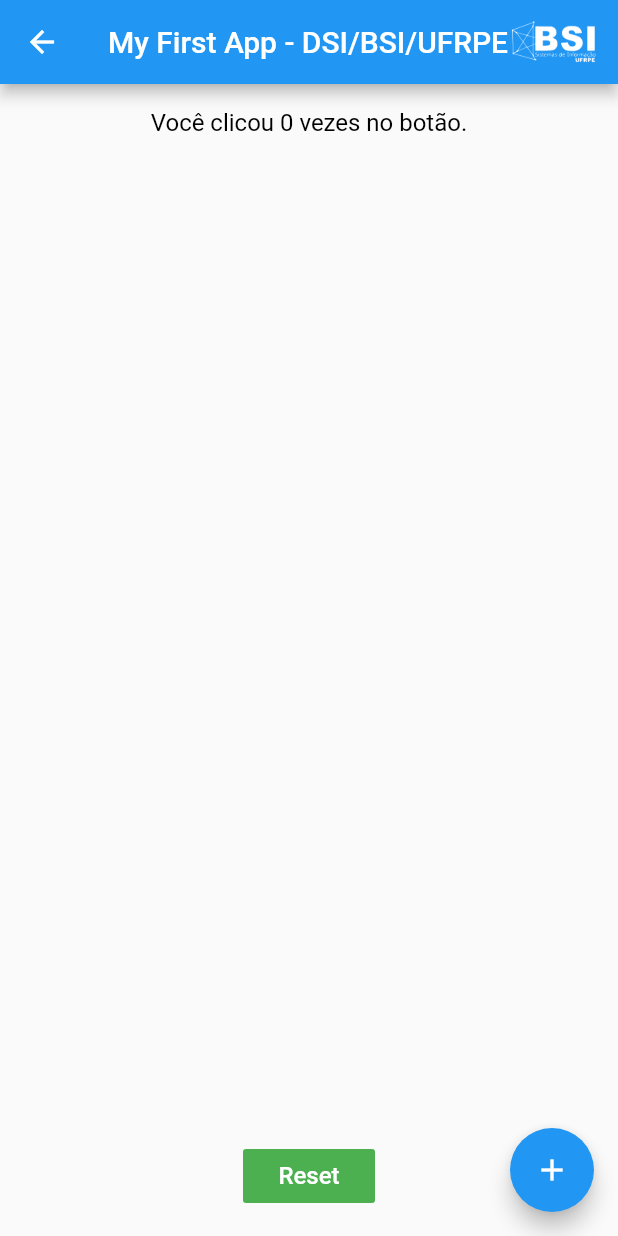
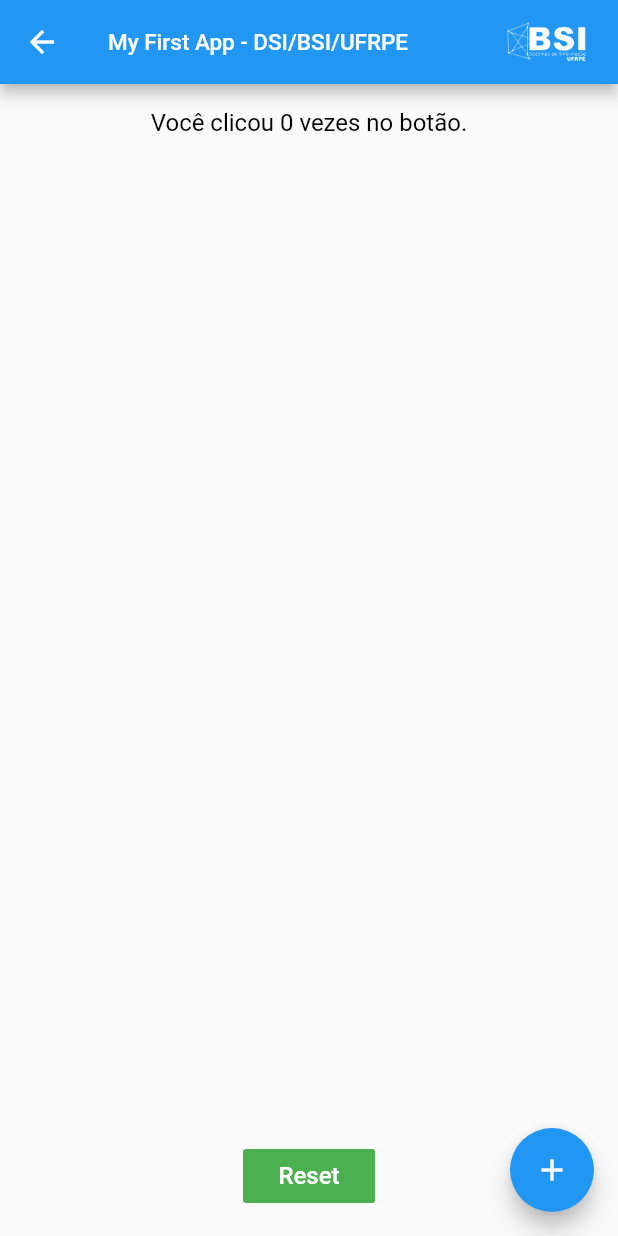
Before and after one commit to Stefanyvitoria/DSI, a Flutter app: the DSIPage screen opened by its route, on a phone screen of 412 x 824 dp. Run offline on Flutter 3.47's test engine with Material 2 defaults, Android fonts, the phone set to English and light mode, and no system bars.

Commit message:
Correção logo-bsi

```diff
--- a/lib/dsi_page.dart
+++ b/lib/dsi_page.dart
@@ -68,9 +68,12 @@ class _DSIPageState extends State<DSIPage> {
       appBar: AppBar(
         title: Row(
           children: <Widget>[
-            Text(widget.title),
-            //Spacer(),
-            Image(image: AssetImage('images/logo/bsi-white.png'), height: 32),
+            Text(
+              widget.title,
+              style: TextStyle(fontSize: 15),
+            ),
+            Spacer(),
+            Image(image: AssetImage('images/logo/bsi-white.png'), height: 30),
           ],
         ),
       ),
```
Also changed, not shown: pubspec.lock.
